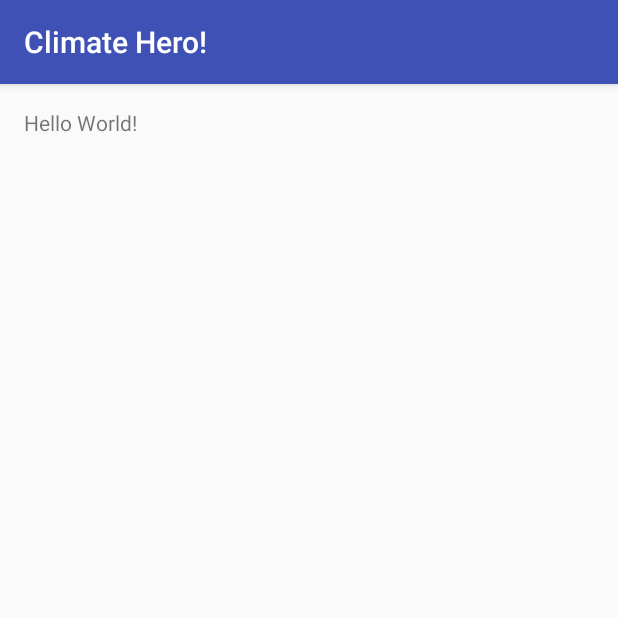
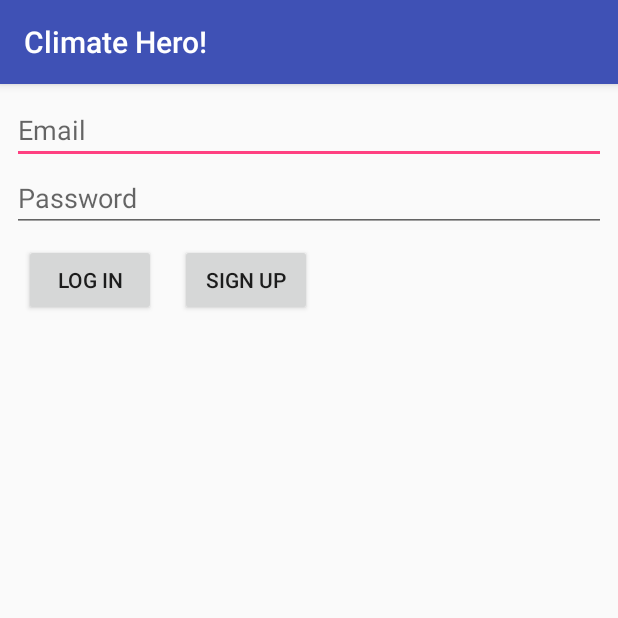
Before and after one commit to katiebehrmann/FinalProject-KatieBLindsayB, an Android app: the screen it shows after launch (MainActivity before the commit, LogInActivity after it), on a phone screen of 412 x 824 dp, the top half of it. Run offline under Robolectric (Android 15) with nearby library versions, the phone set to English and light mode, and no system bars; our stand-ins replace Firebase (no records; nobody signed in at launch, a user with empty details on screens opened directly).

Commit message:
Created New Final Project

```diff
--- a/app/build.gradle
+++ b/app/build.gradle
@@ -25,5 +25,9 @@ dependencies {
         exclude group: 'com.android.support', module: 'support-annotations'
     })
     compile 'com.android.support:appcompat-v7:25.3.0'
+    compile 'com.google.firebase:firebase-database:10.0.1'
+    compile 'com.google.firebase:firebase-auth:10.0.1'
     testCompile 'junit:junit:4.12'
 }
+
+apply plugin: 'com.google.gms.google-services'
--- a/app/src/main/AndroidManifest.xml
+++ b/app/src/main/AndroidManifest.xml
@@ -15,6 +15,7 @@
                 <category android:name="android.intent.category.LAUNCHER" />
             </intent-filter>
         </activity>
+        <activity android:name=".LogInActivity"></activity>
     </application>
 
 </manifest>
--- /dev/null
+++ b/app/src/main/java/com/example/android/climatehero/LogInActivity.java
@@ -0,0 +1,71 @@
+package com.example.android.climatehero;
+
+import android.os.Bundle;
+import android.support.annotation.NonNull;
+import android.support.v7.app.AppCompatActivity;
+import android.view.View;
+import android.widget.EditText;
+import android.widget.Toast;
+
+import com.google.android.gms.tasks.OnCompleteListener;
+import com.google.android.gms.tasks.Task;
+import com.google.firebase.auth.AuthResult;
+import com.google.firebase.auth.FirebaseAuth;
+
+public class LogInActivity extends AppCompatActivity {
+
+    private EditText emailEditText;
+    private EditText passwordEditText;
+
+    private FirebaseAuth auth = FirebaseAuth.getInstance();
+
+    @Override
+    protected void onCreate(Bundle savedInstanceState) {
+        super.onCreate(savedInstanceState);
+        setContentView(R.layout.activity_log_in);
+
+        emailEditText = (EditText) findViewById(R.id.edit_text_email);
+        passwordEditText = (EditText) findViewById(R.id.edit_text_password);
+
+    }
+
+    public void logIn(View view) {
+        String email = emailEditText.getText().toString();
+        String password = passwordEditText.getText().toString();
+
+        auth.signInWithEmailAndPassword(email, password)
+                .addOnCompleteListener(this, new OnCompleteListener<AuthResult>() {
+                    @Override
+                    public void onComplete(@NonNull Task<AuthResult> task) {
+                        if (!task.isSuccessful()) {
+                            Toast.makeText(LogInActivity.this, task.getException().toString(), Toast.LENGTH_SHORT).show();
+                        } else {
+                            Toast.makeText(LogInActivity.this, task.getResult().getUser().getEmail() + " logged in successful",
+                                    Toast.LENGTH_SHORT).show();
+                            finish();
+                        }
+
+                    }
+                });
+    }
+
+    public void signUp(View view) {
+        String email = emailEditText.getText().toString();
+        String password = passwordEditText.getText().toString();
+
+        auth.createUserWithEmailAndPassword(email, password)
+                .addOnCompleteListener(this, new OnCompleteListener<AuthResult>() {
+                    @Override
+                    public void onComplete(@NonNull Task<AuthResult> task) {
+                        if (!task.isSuccessful()) {
+                            Toast.makeText(LogInActivity.this, task.getException().toString(), Toast.LENGTH_SHORT).show();
+                        } else {
+                            Toast.makeText(LogInActivity.this, task.getResult().getUser().getEmail() + " signed up successful",
+                                    Toast.LENGTH_SHORT).show();
+                            finish();
+                        }
+
+                    }
+                });
+    }
+}
--- a/app/src/main/java/com/example/android/climatehero/MainActivity.java
+++ b/app/src/main/java/com/example/android/climatehero/MainActivity.java
@@ -1,13 +1,95 @@
 package com.example.android.climatehero;
 
+import android.content.Intent;
 import android.os.Bundle;
+import android.support.annotation.NonNull;
 import android.support.v7.app.AppCompatActivity;
+import android.view.View;
+import android.widget.EditText;
+import android.widget.TextView;
+
+import com.google.firebase.auth.FirebaseAuth;
+import com.google.firebase.auth.FirebaseUser;
+import com.google.firebase.database.ChildEventListener;
+import com.google.firebase.database.DataSnapshot;
+import com.google.firebase.database.DatabaseError;
+import com.google.firebase.database.DatabaseReference;
+import com.google.firebase.database.FirebaseDatabase;
 
 public class MainActivity extends AppCompatActivity {
+
+    private FirebaseDatabase database = FirebaseDatabase.getInstance();
+    private DatabaseReference userRef;
+    private FirebaseAuth auth = FirebaseAuth.getInstance();
+    private FirebaseAuth.AuthStateListener authListener;
+    private TextView messages;
+    private EditText messageToSend;
 
     @Override
     protected void onCreate(Bundle savedInstanceState) {
         super.onCreate(savedInstanceState);
         setContentView(R.layout.activity_main);
+
+        messages = (TextView) findViewById(R.id.info_sent);
+        messageToSend = (EditText) findViewById(R.id.message_to_send);
+
+        authListener = new FirebaseAuth.AuthStateListener() {
+            @Override
+            public void onAuthStateChanged(@NonNull FirebaseAuth firebaseAuth) {
+                FirebaseUser user = auth.getCurrentUser();
+                if (user == null) {
+                    startActivity(new Intent(MainActivity.this, LogInActivity.class));
+                } else {
+                    userRef = database.getReference(user.getUid());
+                    userRef.addChildEventListener(new ChildEventListener() {
+                        @Override
+                        public void onChildAdded(DataSnapshot dataSnapshot, String s) {
+                            String text = dataSnapshot.getValue(String.class);
+                            messages.setText(messages.getText() + "\n" + text);
+                        }
+
+                        @Override
+                        public void onChildChanged(DataSnapshot dataSnapshot, String s) {
+                        }
+
+                        @Override
+                        public void onChildRemoved(DataSnapshot dataSnapshot) {
+                        }
+
+                        @Override
+                        public void onChildMoved(DataSnapshot dataSnapshot, String s) {
+                        }
+
+                        @Override
+                        public void onCancelled(DatabaseError databaseError) {
+                        }
+                    });
+                }
+
+            }
+        };
+    }
+
+    @Override
+    protected void onStart() {
+        super.onStart();
+        auth.addAuthStateListener(authListener);
+    }
+
+    @Override
+    public void onStop() {
+        super.onStop();
+        auth.removeAuthStateListener(authListener);
+    }
+
+    public void addSomething(View view) {
+        FirebaseUser user = auth.getCurrentUser();
+        userRef = database.getReference(user.getUid());
+        userRef.push().setValue(messageToSend.getText().toString());
+    }
+
+    public void signOut(View view) {
+        auth.signOut();
+        messages.setText("");
     }
 }
--- /dev/null
+++ b/app/src/main/res/layout/activity_log_in.xml
@@ -0,0 +1,44 @@
+<?xml version="1.0" encoding="utf-8"?>
+<LinearLayout xmlns:android="http://schemas.android.com/apk/res/android"
+    xmlns:tools="http://schemas.android.com/tools"
+    android:id="@+id/activity_log_in"
+    android:layout_width="match_parent"
+    android:layout_height="match_parent"
+    android:padding="8dp"
+    android:orientation="vertical"
+    tools:context="com.example.android.climatehero.LogInActivity">
+
+    <EditText
+        android:id="@+id/edit_text_email"
+        android:layout_width="match_parent"
+        android:layout_height="wrap_content"
+        android:hint="Email" />
+
+    <EditText
+        android:id="@+id/edit_text_password"
+        android:layout_width="match_parent"
+        android:layout_height="wrap_content"
+        android:inputType="textPassword"
+        android:hint="Password" />
+
+    <LinearLayout
+        android:layout_width="match_parent"
+        android:layout_height="wrap_content"
+        android:orientation="horizontal">
+
+        <Button
+            android:layout_width="wrap_content"
+            android:layout_height="wrap_content"
+            android:text="Log In"
+            android:layout_margin="8dp"
+            android:onClick="logIn" />
+
+        <Button
+            android:layout_width="wrap_content"
+            android:layout_height="wrap_content"
+            android:text="Sign Up"
+            android:layout_margin="8dp"
+            android:onClick="signUp" />
+    </LinearLayout>
+
+</LinearLayout>
--- a/build.gradle
+++ b/build.gradle
@@ -6,6 +6,7 @@ buildscript {
     }
     dependencies {
         classpath 'com.android.tools.build:gradle:2.2.3'
+        classpath 'com.google.gms:google-services:3.0.0'
 
         // NOTE: Do not place your application dependencies here; they belong
         // in the individual module build.gradle files
```
Also changed, not shown: app/src/main/res/layout/activity_main.xml (+58 -8 lines), 1 other file.
